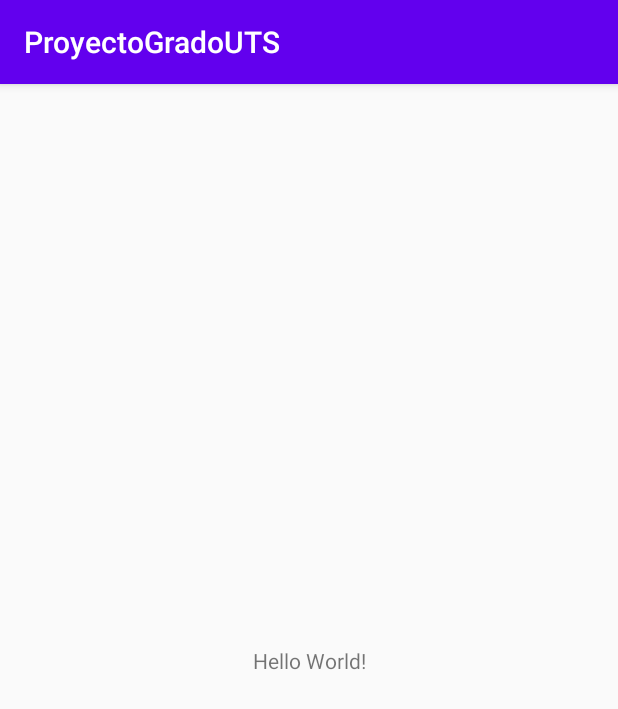
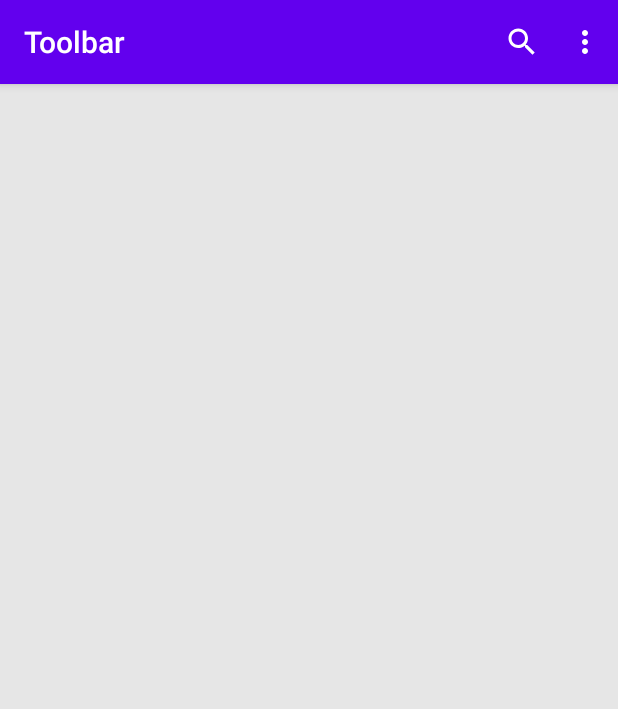
Before and after one commit to fabikingco/ProyectoGradoUTS, an Android app: the screen it shows after launch (MainActivity), on a phone screen of 412 x 824 dp. Shown: the top 709 px of the screen. Run offline under Robolectric (Android 15) with nearby library versions, the phone set to English and light mode, and no system bars.

Commit message:
Se agregan imagenes y la toolbar al proyecto

```diff
--- a/AplicacionAndroid/app/build.gradle
+++ b/AplicacionAndroid/app/build.gradle
@@ -9,7 +9,7 @@ android {
 
     defaultConfig {
         applicationId "com.fabianardila.proyectogradouts"
-        minSdkVersion 19
+        minSdkVersion 21
         targetSdkVersion 29
         versionCode 1
         versionName "1.0"
@@ -23,13 +23,25 @@ android {
             proguardFiles getDefaultProguardFile('proguard-android-optimize.txt'), 'proguard-rules.pro'
         }
     }
-
+    compileOptions {
+        sourceCompatibility = '1.8'
+        targetCompatibility = '1.8'
+    }
+    lintOptions {
+        checkReleaseBuilds false
+        // Or, if you prefer, you can continue to check for errors in release builds,
+        // but continue the build even when errors are found:
+        abortOnError false
+    }
 }
 
 dependencies {
     implementation fileTree(dir: 'libs', include: ['*.jar'])
     implementation "org.jetbrains.kotlin:kotlin-stdlib-jdk7:$kotlin_version"
     implementation 'androidx.appcompat:appcompat:1.1.0'
+    implementation 'com.google.android.material:material:1.1.0'
+    implementation 'androidx.cardview:cardview:1.0.0'
+    implementation 'androidx.recyclerview:recyclerview:1.1.0'
     implementation 'androidx.core:core-ktx:1.2.0'
     implementation 'androidx.constraintlayout:constraintlayout:1.1.3'
     implementation 'com.google.firebase:firebase-auth:16.0.5'
--- a/AplicacionAndroid/app/src/main/AndroidManifest.xml
+++ b/AplicacionAndroid/app/src/main/AndroidManifest.xml
@@ -4,6 +4,7 @@
 
     <application
         android:allowBackup="true"
+        android:fullBackupOnly="true"
         android:icon="@mipmap/ic_launcher"
         android:label="@string/app_name"
         android:roundIcon="@mipmap/ic_launcher_round"
@@ -12,7 +13,6 @@
         <activity android:name=".MainActivity">
             <intent-filter>
                 <action android:name="android.intent.action.MAIN" />
-
                 <category android:name="android.intent.category.LAUNCHER" />
             </intent-filter>
         </activity>
--- /dev/null
+++ b/AplicacionAndroid/app/src/main/java/com/fabianardila/proyectogradouts/MainActivity.java
@@ -0,0 +1,42 @@
+package com.fabianardila.proyectogradouts;
+
+import androidx.appcompat.app.AppCompatActivity;
+import androidx.appcompat.widget.Toolbar;
+
+import android.os.Bundle;
+import android.view.Menu;
+import android.view.MenuItem;
+import android.widget.Toast;
+
+public class MainActivity extends AppCompatActivity {
+
+    @Override
+    protected void onCreate(Bundle savedInstanceState) {
+        super.onCreate(savedInstanceState);
+        setContentView(R.layout.activity_main);
+        initToolbar();
+    }
+
+    private void initToolbar() {
+        Toolbar toolbar = findViewById(R.id.toolbar);
+        setSupportActionBar(toolbar);
+        getSupportActionBar().setTitle("Toolbar");
+        //getSupportActionBar().setDisplayHomeAsUpEnabled(true);
+    }
+
+    @Override
+    public boolean onCreateOptionsMenu(Menu menu) {
+        getMenuInflater().inflate(R.menu.menu_principal, menu);
+        return true;
+    }
+
+    @Override
+    public boolean onOptionsItemSelected(MenuItem item) {
+        if (item.getItemId() == android.R.id.home) {
+            finish();
+        } else {
+            Toast.makeText(getApplicationContext(), item.getTitle(), Toast.LENGTH_SHORT).show();
+        }
+        return super.onOptionsItemSelected(item);
+    }
+}
--- a/AplicacionAndroid/app/src/main/java/com/fabianardila/proyectogradouts/MainActivity.kt
+++ /dev/null
@@ -1,12 +0,0 @@
-package com.fabianardila.proyectogradouts
-
-import androidx.appcompat.app.AppCompatActivity
-import android.os.Bundle
-
-class MainActivity : AppCompatActivity() {
-
-    override fun onCreate(savedInstanceState: Bundle?) {
-        super.onCreate(savedInstanceState)
-        setContentView(R.layout.activity_main)
-    }
-}
--- /dev/null
+++ b/AplicacionAndroid/app/src/main/res/drawable/ic_search.xml
@@ -0,0 +1,9 @@
+<vector xmlns:android="http://schemas.android.com/apk/res/android"
+        android:width="24dp"
+        android:height="24dp"
+        android:viewportWidth="24.0"
+        android:viewportHeight="24.0">
+    <path
+        android:fillColor="#FFFFFFFF"
+        android:pathData="M15.5,14h-0.79l-0.28,-0.27C15.41,12.59 16,11.11 16,9.5 16,5.91 13.09,3 9.5,3S3,5.91 3,9.5 5.91,16 9.5,16c1.61,0 3.09,-0.59 4.23,-1.57l0.27,0.28v0.79l5,4.99L20.49,19l-4.99,-5zM9.5,14C7.01,14 5,11.99 5,9.5S7.01,5 9.5,5 14,7.01 14,9.5 11.99,14 9.5,14z"/>
+</vector>
--- /dev/null
+++ b/AplicacionAndroid/app/src/main/res/drawable/ic_search_black_24dp.xml
@@ -0,0 +1,9 @@
+<vector xmlns:android="http://schemas.android.com/apk/res/android"
+        android:width="24dp"
+        android:height="24dp"
+        android:viewportWidth="24.0"
+        android:viewportHeight="24.0">
+    <path
+        android:fillColor="#FF000000"
+        android:pathData="M15.5,14h-0.79l-0.28,-0.27C15.41,12.59 16,11.11 16,9.5 16,5.91 13.09,3 9.5,3S3,5.91 3,9.5 5.91,16 9.5,16c1.61,0 3.09,-0.59 4.23,-1.57l0.27,0.28v0.79l5,4.99L20.49,19l-4.99,-5zM9.5,14C7.01,14 5,11.99 5,9.5S7.01,5 9.5,5 14,7.01 14,9.5 11.99,14 9.5,14z"/>
+</vector>
--- a/AplicacionAndroid/app/src/main/res/layout/activity_main.xml
+++ b/AplicacionAndroid/app/src/main/res/layout/activity_main.xml
@@ -1,18 +1,23 @@
 <?xml version="1.0" encoding="utf-8"?>
-<androidx.constraintlayout.widget.ConstraintLayout xmlns:android="http://schemas.android.com/apk/res/android"
-    xmlns:app="http://schemas.android.com/apk/res-auto"
-    xmlns:tools="http://schemas.android.com/tools"
+<LinearLayout xmlns:android="http://schemas.android.com/apk/res/android"
     android:layout_width="match_parent"
     android:layout_height="match_parent"
-    tools:context=".MainActivity">
+    android:background="@color/grey_10"
+    android:orientation="vertical">
 
-    <TextView
-        android:layout_width="wrap_content"
-        android:layout_height="wrap_content"
-        android:text="Hello World!"
-        app:layout_constraintBottom_toBottomOf="parent"
-        app:layout_constraintLeft_toLeftOf="parent"
-        app:layout_constraintRight_toRightOf="parent"
-        app:layout_constraintTop_toTopOf="parent" />
+    <com.google.android.material.appbar.AppBarLayout
+        android:layout_width="match_parent"
+        android:layout_height="wrap_content">
 
-</androidx.constraintlayout.widget.ConstraintLayout>
+        <include layout="@layout/toolbar" />
+
+    </com.google.android.material.appbar.AppBarLayout>
+
+    <RelativeLayout
+        android:layout_width="match_parent"
+        android:layout_height="match_parent"
+        android:orientation="vertical">
+
+    </RelativeLayout>
+
+</LinearLayout>
--- /dev/null
+++ b/AplicacionAndroid/app/src/main/res/layout/toolbar.xml
@@ -0,0 +1,11 @@
+<?xml version="1.0" encoding="utf-8"?>
+<androidx.appcompat.widget.Toolbar
+    xmlns:android="http://schemas.android.com/apk/res/android"
+    xmlns:app="http://schemas.android.com/apk/res-auto"
+    android:id="@+id/toolbar"
+    android:layout_width="match_parent"
+    android:layout_height="?attr/actionBarSize"
+    android:background="?attr/colorPrimary"
+    app:contentInsetStartWithNavigation="0dp"
+    android:theme="@style/ThemeOverlay.AppCompat.Dark.ActionBar"
+    app:popupTheme="@style/ThemeOverlay.AppCompat.Light"/>
--- /dev/null
+++ b/AplicacionAndroid/app/src/main/res/menu/menu_principal.xml
@@ -0,0 +1,22 @@
+<?xml version="1.0" encoding="utf-8"?>
+<menu xmlns:android="http://schemas.android.com/apk/res/android"
+    xmlns:app="http://schemas.android.com/apk/res-auto">
+
+    <item
+        android:id="@+id/action_search"
+        android:icon="@drawable/ic_search"
+        android:orderInCategory="100"
+        android:title="Search"
+        app:showAsAction="always" />
+
+    <item
+        android:id="@+id/action_settings"
+        android:orderInCategory="100"
+        android:title="Settings"
+        app:showAsAction="never" />
+    <item
+        android:id="@+id/app_bar_search"
+        android:icon="@drawable/ic_search_black_24dp"
+        android:title="Search"
+        app:actionViewClass="android.widget.SearchView" />
+</menu>
--- a/AplicacionAndroid/app/src/main/res/values/colors.xml
+++ b/AplicacionAndroid/app/src/main/res/values/colors.xml
@@ -3,4 +3,6 @@
     <color name="colorPrimary">#6200EE</color>
     <color name="colorPrimaryDark">#3700B3</color>
     <color name="colorAccent">#03DAC5</color>
+
+    <color name="grey_10">#e6e6e6</color>
 </resources>
--- a/AplicacionAndroid/app/src/main/res/values/styles.xml
+++ b/AplicacionAndroid/app/src/main/res/values/styles.xml
@@ -1,7 +1,7 @@
 <resources>
 
     <!-- Base application theme. -->
-    <style name="AppTheme" parent="Theme.AppCompat.Light.DarkActionBar">
+    <style name="AppTheme" parent="Theme.AppCompat.Light.NoActionBar">
         <!-- Customize your theme here. -->
         <item name="colorPrimary">@color/colorPrimary</item>
         <item name="colorPrimaryDark">@color/colorPrimaryDark</item>
```
Also changed, not shown: 6 other files.
